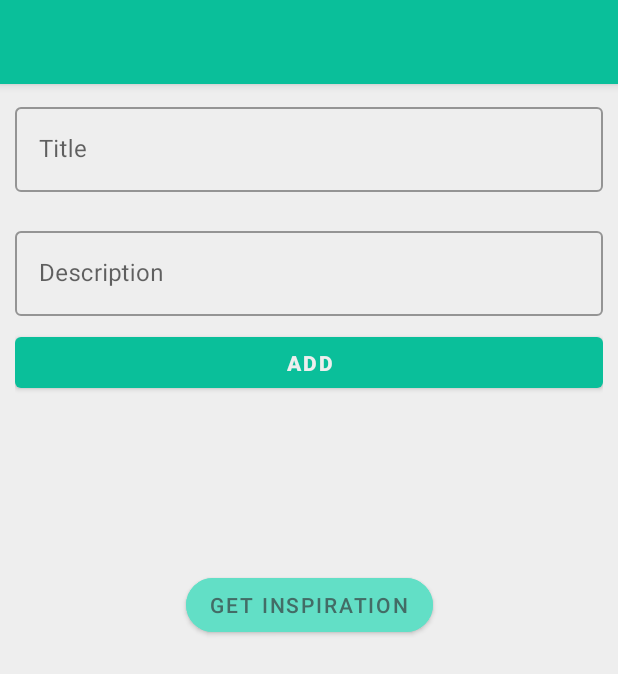
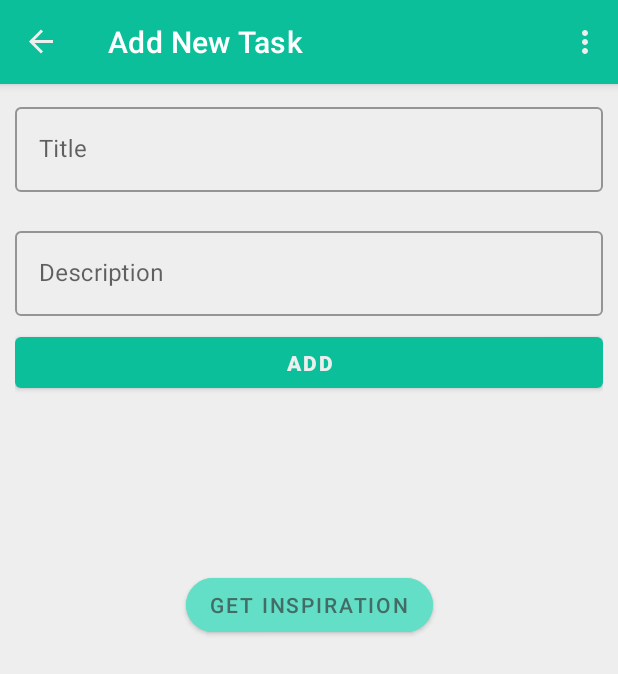
Before and after one commit to Paul-Sizon/DoneApp, an Android app: the screen it shows after launch (MainActivity), after a tap on an icon or button, on a phone screen of 412 x 824 dp. Shown: the top 674 px of the screen. Run offline under Robolectric (Android 15) with nearby library versions, the phone set to English and light mode, and no system bars; our stand-ins replace Room's generated code, data binding, navigation-ui.

Commit message:
Refactoring 2

```diff
--- a/app/src/main/java/com/example/mytodo/TodoApplication.kt
+++ b/app/src/main/java/com/example/mytodo/TodoApplication.kt
@@ -2,12 +2,33 @@ package com.example.mytodo
 
 import android.app.Application
 import android.content.Context
+import android.content.SharedPreferences
+import androidx.appcompat.app.AppCompatDelegate
 
 // TODO: implement functions in Utils
 class TodoApplication : Application() {
     override fun onCreate() {
         super.onCreate()
         appContext = applicationContext
+        defaultTheme()
+    }
+
+    /** remembers the theme  */
+    private fun defaultTheme() {
+        val sharedPref: SharedPreferences = getSharedPreferences(
+            "SharedPrefs",
+            Context.MODE_PRIVATE
+        )
+        val mode = sharedPref.getString("mode", "")
+        if (mode == "Dark") {
+            AppCompatDelegate.setDefaultNightMode(AppCompatDelegate.MODE_NIGHT_YES)
+        }
+        if (mode == "Light") {
+            AppCompatDelegate.setDefaultNightMode(AppCompatDelegate.MODE_NIGHT_NO)
+        }
+        if (mode == "System default") {
+            AppCompatDelegate.setDefaultNightMode(AppCompatDelegate.MODE_NIGHT_FOLLOW_SYSTEM)
+        }
     }
 
     companion object {
--- a/app/src/main/java/com/example/mytodo/ui/MainActivity.kt
+++ b/app/src/main/java/com/example/mytodo/ui/MainActivity.kt
@@ -24,29 +24,9 @@ class MainActivity : AppCompatActivity() {
         super.onCreate(savedInstanceState)
         setContentView(R.layout.activity_main)
 
-//        navController = findNavController(R.id.myNavHostFragment)
-//        setSupportActionBar(findViewById(R.id.my_toolbar))
-//        setupActionBarWithNavController(navController)
-
-        defaultTheme()
-    }
-
-    /** remembers the theme  */
-    private fun defaultTheme() {
-        val sharedPref: SharedPreferences = getSharedPreferences(
-            "SharedPrefs",
-            Context.MODE_PRIVATE
-        )
-        val mode = sharedPref.getString("mode", "")
-        if (mode == "Dark") {
-            AppCompatDelegate.setDefaultNightMode(AppCompatDelegate.MODE_NIGHT_YES)
-        }
-        if (mode == "Light") {
-            AppCompatDelegate.setDefaultNightMode(AppCompatDelegate.MODE_NIGHT_NO)
-        }
-        if (mode == "System default") {
-            AppCompatDelegate.setDefaultNightMode(AppCompatDelegate.MODE_NIGHT_FOLLOW_SYSTEM)
-        }
+        navController = findNavController(R.id.myNavHostFragment)
+        setSupportActionBar(findViewById(R.id.my_toolbar))
+        setupActionBarWithNavController(navController)
     }
 
     /** user changes theme  */
--- a/app/src/main/java/com/example/mytodo/ui/task/TaskFragment.kt
+++ b/app/src/main/java/com/example/mytodo/ui/task/TaskFragment.kt
@@ -3,6 +3,7 @@ package com.example.mytodo.ui.task
 import android.os.Bundle
 import android.view.*
 import android.widget.Toast
+import androidx.core.view.ViewCompat
 import androidx.fragment.app.Fragment
 import androidx.fragment.app.activityViewModels
 import androidx.navigation.fragment.navArgs
@@ -10,6 +11,7 @@ import com.example.mytodo.R
 import com.example.mytodo.data.db.entity.Task
 import com.example.mytodo.databinding.FragmentTaskBinding
 import com.example.mytodo.viewmodel.TaskDBViewModel
+import com.google.android.material.transition.MaterialContainerTransform
 import java.util.*
 
 
@@ -23,8 +25,8 @@ class TaskFragment : Fragment() {
     //private val TAG = "MyFragment"
     override fun onCreate(savedInstanceState: Bundle?) {
         super.onCreate(savedInstanceState)
-//        sharedElementEnterTransition = MaterialContainerTransform()
-//        sharedElementReturnTransition = MaterialContainerTransform()
+        sharedElementEnterTransition = MaterialContainerTransform()
+        sharedElementReturnTransition = MaterialContainerTransform()
     }
 
     override fun onCreateView(
@@ -32,7 +34,9 @@ class TaskFragment : Fragment() {
         savedInstanceState: Bundle?
     ): View? {
         binding = FragmentTaskBinding.inflate(inflater, container, false)
-//        ViewCompat.setTransitionName(binding.ltRoot, args.task?.taskId.toString())
+        if (args.task != null) {
+            ViewCompat.setTransitionName(binding.ltRoot, args.task?.taskId.toString())
+        }
         return binding.root
     }
 
--- a/app/src/main/res/layout/activity_main.xml
+++ b/app/src/main/res/layout/activity_main.xml
@@ -17,7 +17,7 @@
         app:popupTheme="@style/ToolbarTheme"
         app:titleTextColor="#FFFFFF" />
 
-    <androidx.fragment.app.FragmentContainerView
+    <fragment
         android:id="@+id/myNavHostFragment"
         android:name="androidx.navigation.fragment.NavHostFragment"
         android:layout_width="match_parent"
```
